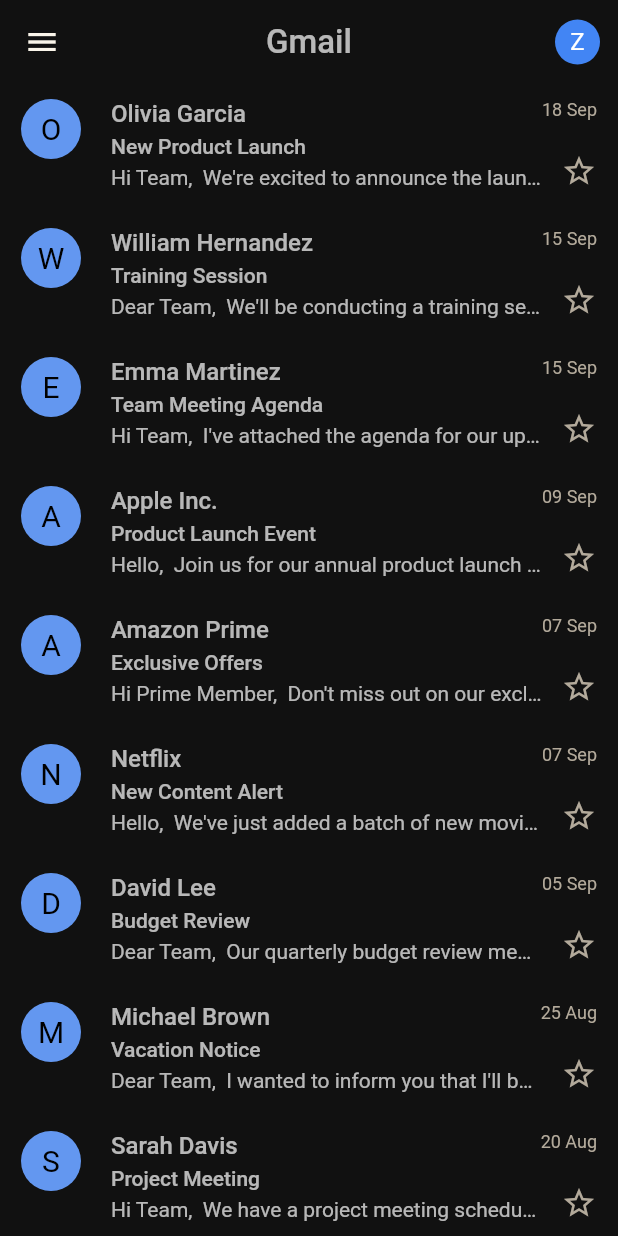
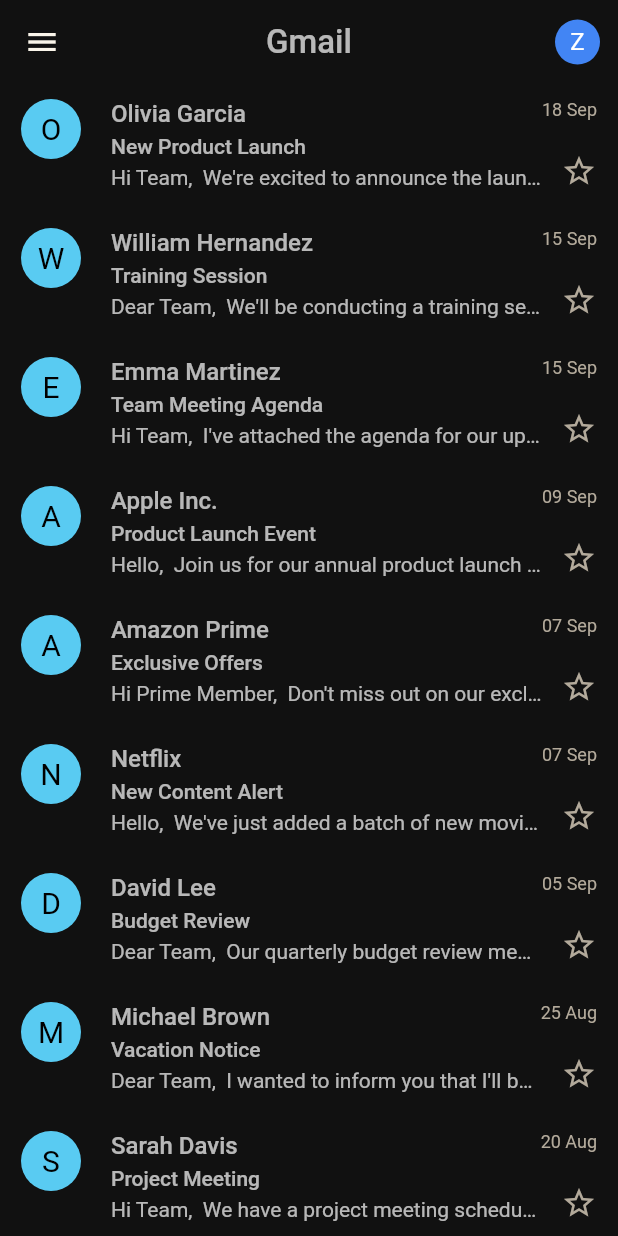
Before and after one commit to muhwira27/tugas_coder, a Flutter app: the screen it shows after launch, on a phone screen of 412 x 824 dp. Run offline on Flutter 3.47's test engine with Material 2 defaults, Android fonts, the light colour scheme and no system bars.

Commit message:
Set random background color for each email profile picture

```diff
--- a/lib/pages/email_list_page.dart
+++ b/lib/pages/email_list_page.dart
@@ -1,4 +1,5 @@
 import 'dart:convert';
+import 'dart:math';
 import 'package:flutter/services.dart' show rootBundle;
 import 'package:flutter/material.dart';
 import 'package:tugas_coder/widgets/email_tile.dart';
@@ -11,6 +12,14 @@
 
 class _EmailListPageState extends State<EmailListPage> {
   List<Map<String, dynamic>> emails = [];
+
+  List<Color> colors = [
+    const Color(0xFF59CBF2),
+    const Color(0xFF6397F0),
+    const Color(0xFFF58168),
+    const Color(0xFFF0C42D),
+    const Color(0xFFF4B400),
+  ];
 
   @override
   void initState() {
@@ -44,6 +53,7 @@
               content: emails[index]['content'],
               day: emails[index]['day'],
               month: emails[index]['month'],
+              colorPic: colors[Random().nextInt(4)],
               isImportant: emails[index]['isImportant'],
             ),
           ),
--- a/lib/widgets/email_tile.dart
+++ b/lib/widgets/email_tile.dart
@@ -8,6 +8,7 @@
   final String content;
   final String day;
   final String month;
+  final Color colorPic;
   bool isImportant;
 
   EmailTile({
@@ -17,6 +18,7 @@
     required this.content,
     required this.day,
     required this.month,
+    required this.colorPic,
     required this.isImportant,
   });
 
@@ -43,7 +45,7 @@
             children: [
               // Profile Picture
               CircleAvatar(
-                backgroundColor: const Color(0xFF6397F0),
+                backgroundColor: widget.colorPic,
                 child: Text(
                   widget.sender[0],
                   style: const TextStyle(
```
